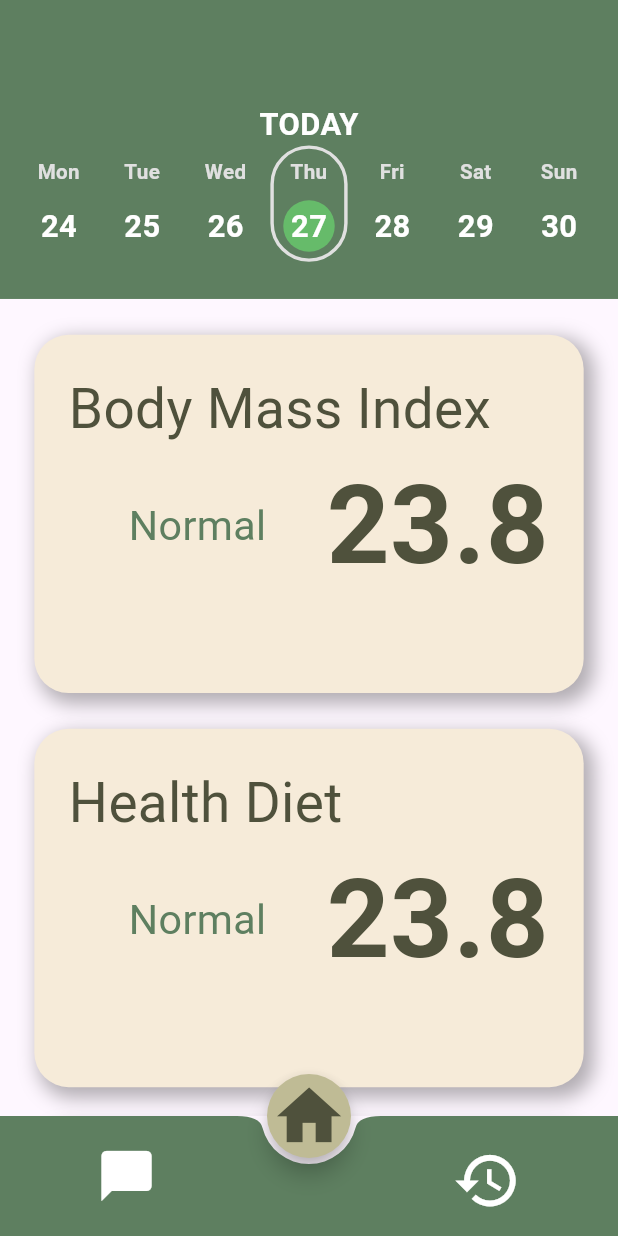
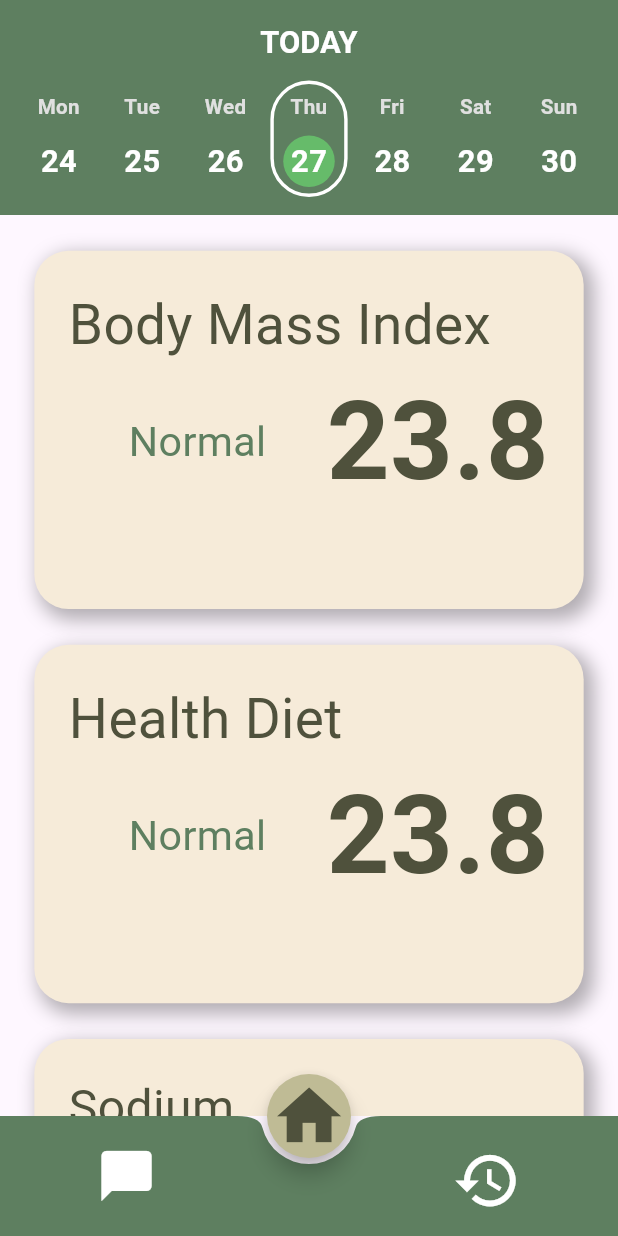
Before and after one commit to KaminariSora/HypnopCareV2, a Flutter app: the screen it shows after launch, on a phone screen of 412 x 824 dp. Run offline on Flutter 3.47's test engine with Material 3 defaults, Android fonts, the phone set to English and light mode, and no system bars; our stand-ins replace flutter_screenutil.

Commit message:
Edit Appbar

```diff
--- a/hypno_care_v2/lib/home.dart
+++ b/hypno_care_v2/lib/home.dart
@@ -19,22 +19,12 @@ class _HomeState extends State<Home> {
         splitScreenMode: true,
         builder: (context, child) {
           return Scaffold(
-            appBar: AppBar(
+            appBar: PreferredSize(
+              preferredSize: Size.fromHeight(120.h), // กำหนดความสูงของ AppBar
+              child: AppBar(
                 backgroundColor: const Color(0xFF5E7F60),
                 centerTitle: true,
-            ),
-            body: SingleChildScrollView(
-              child: Column(
-                children: [
-                  Container(
-                    padding:
-                        EdgeInsets.symmetric(vertical: 10.h, horizontal: 10.w),
-                    decoration: BoxDecoration(color: Color(0xFF5E7F60)),
-                    height: 120.h,
-                    child: Column(
-                      children: [
-                        // เพิ่มข้อความก่อน Row
-                        Text(
+                title: Text(
                   'TODAY',
                   style: TextStyle(
                     fontSize: 18.sp,
@@ -42,18 +32,23 @@ class _HomeState extends State<Home> {
                     color: Colors.white,
                   ),
                 ),
+                flexibleSpace: Container(
+                  padding:
+                      EdgeInsets.symmetric(vertical: 10.h, horizontal: 10.w),
+                  decoration: BoxDecoration(color: Color(0xFF5E7F60)),
+                  child: Column(
+                    mainAxisAlignment:
+                        MainAxisAlignment.end, // จัดให้แสดงด้านล่าง
+                    children: [
                       Row(
                         mainAxisAlignment: MainAxisAlignment.spaceAround,
                         children: List.generate(7, (index) {
-                            DateTime date =
-                                today.add(Duration(days: index - 3));
+                          DateTime date = today.add(Duration(days: index - 3));
 
                           return Column(
                             children: [
-                                // วางทั้งสี่เหลี่ยมและวงกลมใน Stack
                               Stack(
-                                  alignment:
-                                      Alignment.center, // ตั้งให้อยู่กลาง
+                                alignment: Alignment.center,
                                 children: [
                                   // กล่องสี่เหลี่ยมรอบชื่อวัน
                                   Container(
@@ -64,18 +59,14 @@ class _HomeState extends State<Home> {
                                     decoration: BoxDecoration(
                                       border: Border.all(
                                         color: date.day == today.day
-                                              ? Colors.grey[
-                                                  300]! // ขอบสีเขียวถ้าเป็นวันปัจจุบัน
-                                              : Colors
-                                                  .transparent!, // ขอบสีเทาถ้าไม่ใช่วันปัจจุบัน
+                                            ? Colors.white
+                                            : Colors.transparent,
                                         width: 2.w,
                                       ),
-                                        borderRadius:
-                                            BorderRadius.circular(45.r),
+                                      borderRadius: BorderRadius.circular(45.r),
                                     ),
                                     child: Text(
-                                        DateFormat.E().format(
-                                            date), // ชื่อวัน (MON, TUE, ...)
+                                      DateFormat.E().format(date),
                                       textAlign: TextAlign.center,
                                       style: TextStyle(
                                         fontSize: 12.sp,
@@ -86,8 +77,7 @@ class _HomeState extends State<Home> {
                                   ),
                                   // วงกลมรอบวันที่
                                   Positioned(
-                                      top: 30
-                                          .h, // ปรับตำแหน่งให้วงกลมซ้อนอยู่กลางสี่เหลี่ยม
+                                    top: 30.h,
                                     child: Container(
                                       width: 30.w,
                                       height: 30.h,
@@ -117,6 +107,17 @@ class _HomeState extends State<Home> {
                     ],
                   ),
                 ),
+              ),
+            ),
+            body: SingleChildScrollView(
+              child: Column(
+                children: [
+                  // Container(
+                  //   padding:
+                  //       EdgeInsets.symmetric(vertical: 10.h, horizontal: 10.w),
+                  //   decoration: BoxDecoration(color: Color(0xFF5E7F60)),
+                  //   height: 120.h,
+                  // ),
                   Container(
                     decoration: BoxDecoration(
                       color: Color(0xFFF6EBD9),
```
Lines whose indentation alone changed are shown as unchanged.
